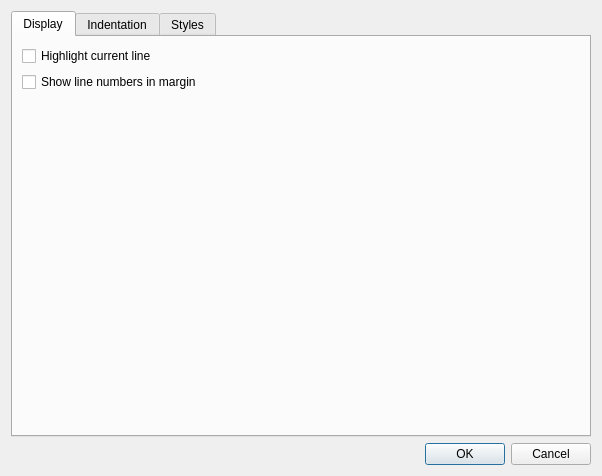
Qt form trunk/editor/configdialog.ui (cpackham/kscope) before a commit.
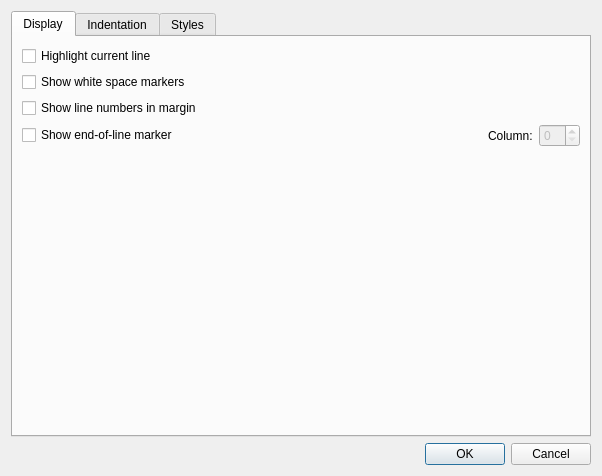
The same form after that commit.

Commit message: Implemented editor options for line numbers in margin and and end-of-line marker.

```diff
--- a/trunk/editor/configdialog.ui
+++ b/trunk/editor/configdialog.ui
@@ -30,6 +30,13 @@
          </property>
         </widget>
        </item>
+       <item>
+        <widget class="QCheckBox" name="visibleWSpaceCheck_" >
+         <property name="text" >
+          <string>Show white space markers</string>
+         </property>
+        </widget>
+       </item>
        <item>
         <widget class="QCheckBox" name="marginLineNumbersCheck_" >
          <property name="text" >
@@ -37,6 +44,44 @@
          </property>
         </widget>
        </item>
+       <item>
+        <layout class="QHBoxLayout" name="horizontalLayout_6" >
+         <item>
+          <widget class="QCheckBox" name="eolMarkerCheck_" >
+           <property name="text" >
+            <string>Show end-of-line marker</string>
+           </property>
+          </widget>
+         </item>
+         <item>
+          <spacer name="horizontalSpacer_4" >
+           <property name="orientation" >
+            <enum>Qt::Horizontal</enum>
+           </property>
+           <property name="sizeHint" stdset="0" >
+            <size>
+             <width>40</width>
+             <height>20</height>
+            </size>
+           </property>
+          </spacer>
+         </item>
+         <item>
+          <widget class="QLabel" name="label_5" >
+           <property name="text" >
+            <string>Column:</string>
+           </property>
+          </widget>
+         </item>
+         <item>
+          <widget class="QSpinBox" name="eolMarkerSpin_" >
+           <property name="enabled" >
+            <bool>false</bool>
+           </property>
+          </widget>
+         </item>
+        </layout>
+       </item>
        <item>
         <spacer name="verticalSpacer_2" >
          <property name="orientation" >
```
Left out of the diff: 16 changed lines with no effect on the pictures. The commit also changes 3 other files.
